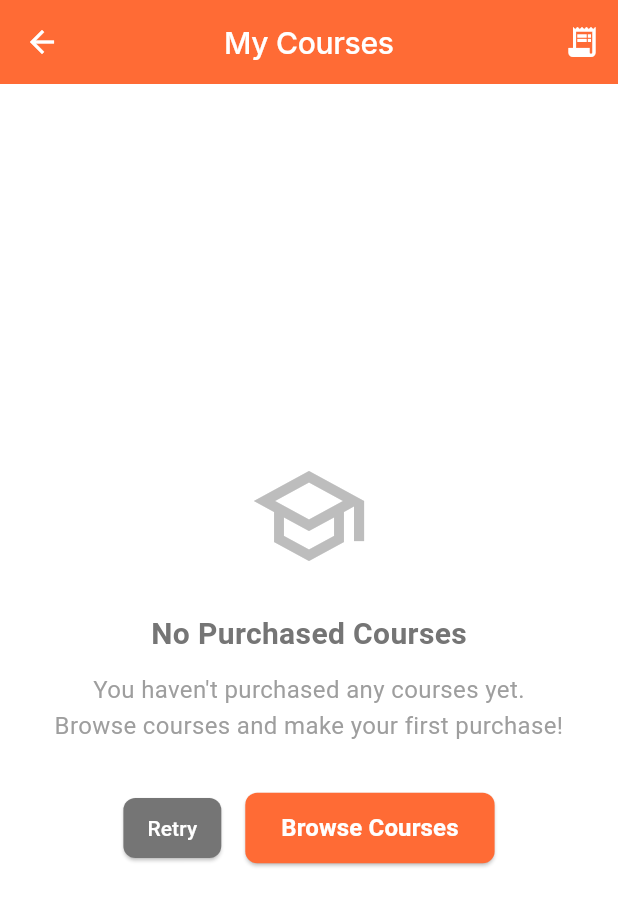
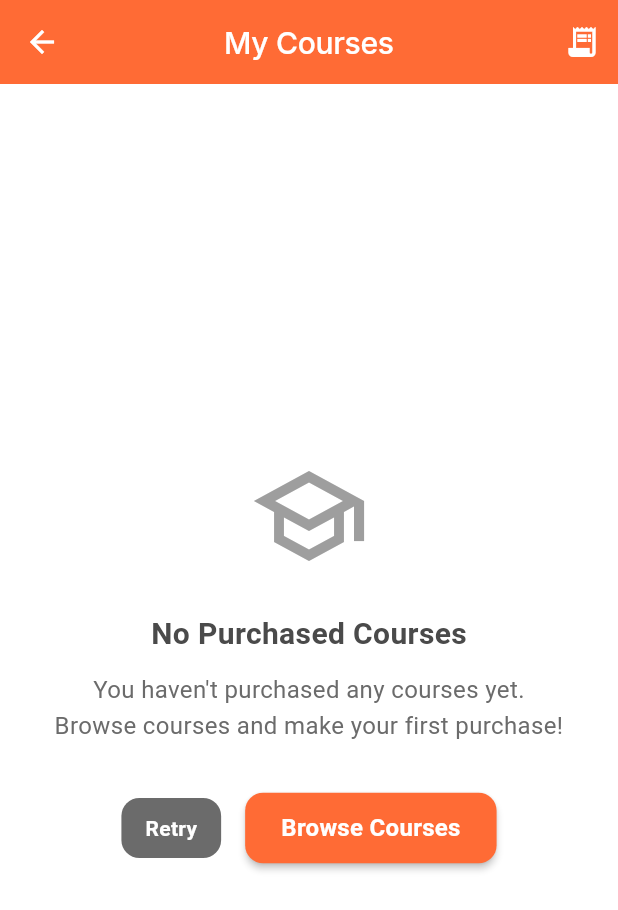
Before and after one commit to JoeAndrewSJ/Hacketh4u, a Flutter app: the MyCoursesScreen screen opened directly, on a phone screen of 412 x 824 dp. Shown: the top 910 px of the screen. Run offline on Flutter 3.47's test engine with Material 3 defaults, Android fonts, the phone set to English and light mode, and no system bars; our stand-ins replace cloud_firestore, confetti, connectivity_plus, equatable, file_picker, firebase_auth and 15 more; missing offline and left inert: razorpay_flutter; accounts and stored records are empty.

Commit message:
my courses page update

```diff
--- a/lib/src/presentation/screens/user/my_courses_screen.dart
+++ b/lib/src/presentation/screens/user/my_courses_screen.dart
@@ -15,6 +15,7 @@ import '../../../core/bloc/user_profile/user_profile_event.dart';
 import '../../../core/bloc/user_profile/user_profile_state.dart';
 import '../../widgets/course/purchased_course_card.dart';
 import '../../widgets/invoice/invoice_download_widget.dart';
+import '../../widgets/common/custom_snackbar.dart';
 import '../../../data/models/payment_model.dart';
 import '../../../data/models/course_model.dart';
 import '../../../data/models/user_model.dart';
@@ -82,12 +83,9 @@ class _MyCoursesScreenState extends State<MyCoursesScreen> {
         setState(() {
           _isLoading = false;
         });
-        ScaffoldMessenger.of(context).showSnackBar(
-          const SnackBar(
-            content: Text('Loading courses is taking longer than expected. Please try again.'),
-            backgroundColor: Colors.orange,
-            duration: Duration(seconds: 3),
-          ),
+        CustomSnackBar.showInfo(
+          context,
+          'Loading courses is taking longer than expected. Please try again.',
         );
       }
     });
@@ -180,11 +178,9 @@ class _MyCoursesScreenState extends State<MyCoursesScreen> {
                   setState(() {
                     _isLoading = false;
                   });
-                  ScaffoldMessenger.of(context).showSnackBar(
-                    SnackBar(
-                      content: Text('Error loading courses: ${state.error}'),
-                      backgroundColor: Colors.red,
-                    ),
+                  CustomSnackBar.showError(
+                    context,
+                    'Error loading courses: ${state.error}',
                   );
                 }
               } else if (state is CourseAccessChecked) {
@@ -263,13 +259,14 @@ class _MyCoursesScreenState extends State<MyCoursesScreen> {
             Icon(
               Icons.school_outlined,
               size: 80,
-              color: isDark ? Colors.grey[600] : Colors.grey[400],
+              color: isDark ? const Color(0xFF6B6B6B) : const Color(0xFF9E9E9E),
             ),
             const SizedBox(height: 24),
             Text(
               'No Purchased Courses',
               style: AppTextStyles.h3.copyWith(
-                color: isDark ? AppTheme.textPrimaryDark : Colors.grey[600],
+                color: isDark ? AppTheme.textPrimaryDark : const Color(0xFF4A4A4A),
+                fontWeight: FontWeight.w600,
               ),
             ),
             const SizedBox(height: 12),
@@ -277,7 +274,7 @@ class _MyCoursesScreenState extends State<MyCoursesScreen> {
               'You haven\'t purchased any courses yet.\nBrowse courses and make your first purchase!',
               textAlign: TextAlign.center,
               style: AppTextStyles.bodyLarge.copyWith(
-                color: isDark ? AppTheme.textSecondaryDark : Colors.grey[500],
+                color: isDark ? AppTheme.textSecondaryDark : const Color(0xFF6B6B6B),
               ),
             ),
             const SizedBox(height: 32),
@@ -290,18 +287,20 @@ class _MyCoursesScreenState extends State<MyCoursesScreen> {
                     _loadCoursesWithTimeout();
                   },
                   style: ElevatedButton.styleFrom(
-                    backgroundColor: Colors.grey[600],
+                    backgroundColor: isDark ? const Color(0xFF4A4A4A) : const Color(0xFF6B6B6B),
                     foregroundColor: Colors.white,
-                    padding: const EdgeInsets.symmetric(horizontal: 16, vertical: 8),
+                    padding: const EdgeInsets.symmetric(horizontal: 16, vertical: 10),
                     shape: RoundedRectangleBorder(
-                      borderRadius: BorderRadius.circular(8),
+                      borderRadius: BorderRadius.circular(12),
                     ),
+                    elevation: 0,
                   ),
                   child: const Text(
                     'Retry',
                     style: TextStyle(
                       fontSize: 14,
-                      fontWeight: FontWeight.w500,
+                      fontWeight: FontWeight.w600,
+                      letterSpacing: 0.2,
                     ),
                   ),
                 ),
@@ -321,14 +320,16 @@ class _MyCoursesScreenState extends State<MyCoursesScreen> {
                     foregroundColor: Colors.white,
                     padding: const EdgeInsets.symmetric(horizontal: 24, vertical: 12),
                     shape: RoundedRectangleBorder(
-                      borderRadius: BorderRadius.circular(8),
+                      borderRadius: BorderRadius.circular(12),
                     ),
+                    elevation: 2,
                   ),
                   child: const Text(
                     'Browse Courses',
                     style: TextStyle(
                       fontSize: 16,
-                      fontWeight: FontWeight.w600,
+                      fontWeight: FontWeight.w700,
+                      letterSpacing: 0.2,
                     ),
                   ),
                 ),
```
Also changed, not shown: lib/src/presentation/widgets/course/purchased_course_card.dart (+123 -99 lines).
